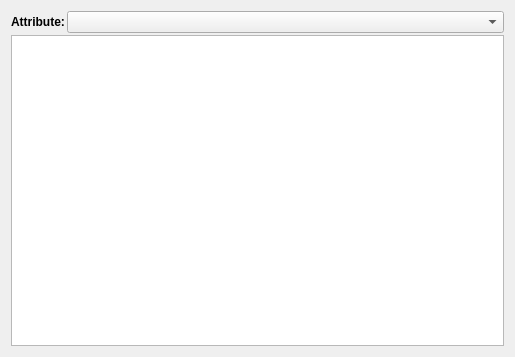
Before: the Qt Designer form Qt/Components/Resources/UI/pqFindDataCurrentSelectionFrame.ui in stephenrmuir72/paraview-scan, drawn with Qt 5.
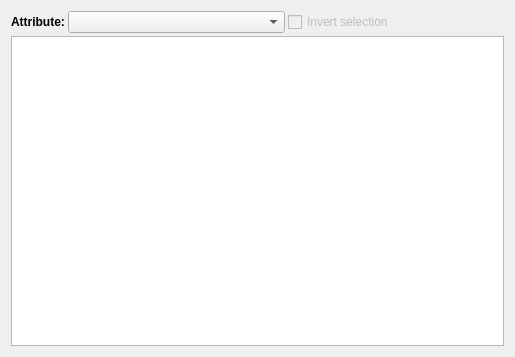
After: the same form once the commit is applied. Custom widgets are drawn as their Qt base class.

Commit message:
FindData: Invert Selection bug fix
When selecting cells or points using `Select Blocks` or equivalents in
the selection toolbar, the Find Data widget was unable to invert the
selection, like it was in 5.9.1.

In order to be able to invert any input that was given by the user, the
invert checkbox needed to be moved in the display panel, with run-time
handling of the invert flag directly written in
`pqFindDataCurrentSelectionFrame`.

After this commit, `FindData` widget behaves the same was as its
previous dialog form w.r.t. inverting selections.

```diff
--- a/Qt/Components/Resources/UI/pqFindDataCurrentSelectionFrame.ui
+++ b/Qt/Components/Resources/UI/pqFindDataCurrentSelectionFrame.ui
@@ -15,7 +15,7 @@
   </property>
   <layout class="QGridLayout" name="gridLayout">
    <property name="spacing">
-    <number>2</number>
+    <number>3</number>
    </property>
    <item row="0" column="0">
     <widget class="QLabel" name="label_6">
@@ -37,7 +37,7 @@
      </property>
     </widget>
    </item>
-   <item row="1" column="0" colspan="2">
+   <item row="1" column="0" colspan="3">
     <widget class="pqSpreadSheetViewWidget" name="spreadsheet">
      <property name="sizePolicy">
       <sizepolicy hsizetype="Preferred" vsizetype="MinimumExpanding">
@@ -65,6 +65,19 @@
      </property>
     </widget>
    </item>
+   <item row="0" column="2">
+    <widget class="QCheckBox" name="invertSelectionCheckBox">
+     <property name="enabled">
+      <bool>false</bool>
+     </property>
+     <property name="toolTip">
+      <string>Invert the selection</string>
+     </property>
+     <property name="text">
+      <string>Invert selection</string>
+     </property>
+    </widget>
+   </item>
   </layout>
  </widget>
  <customwidgets>
```
The commit also changes 5 other files.
